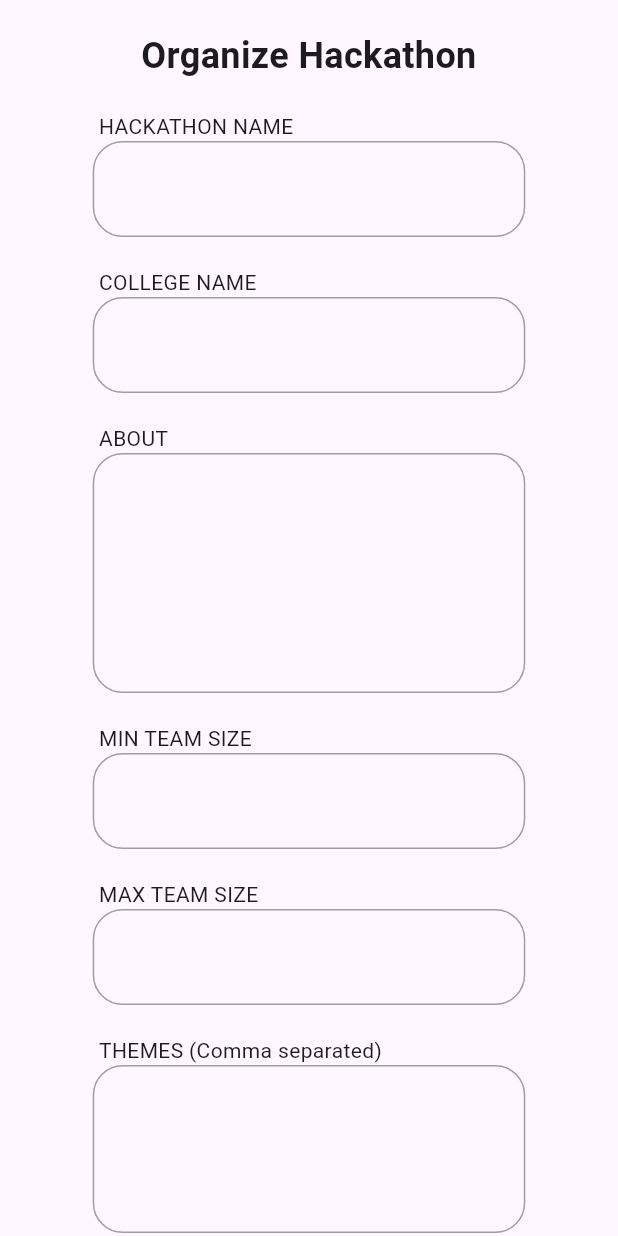
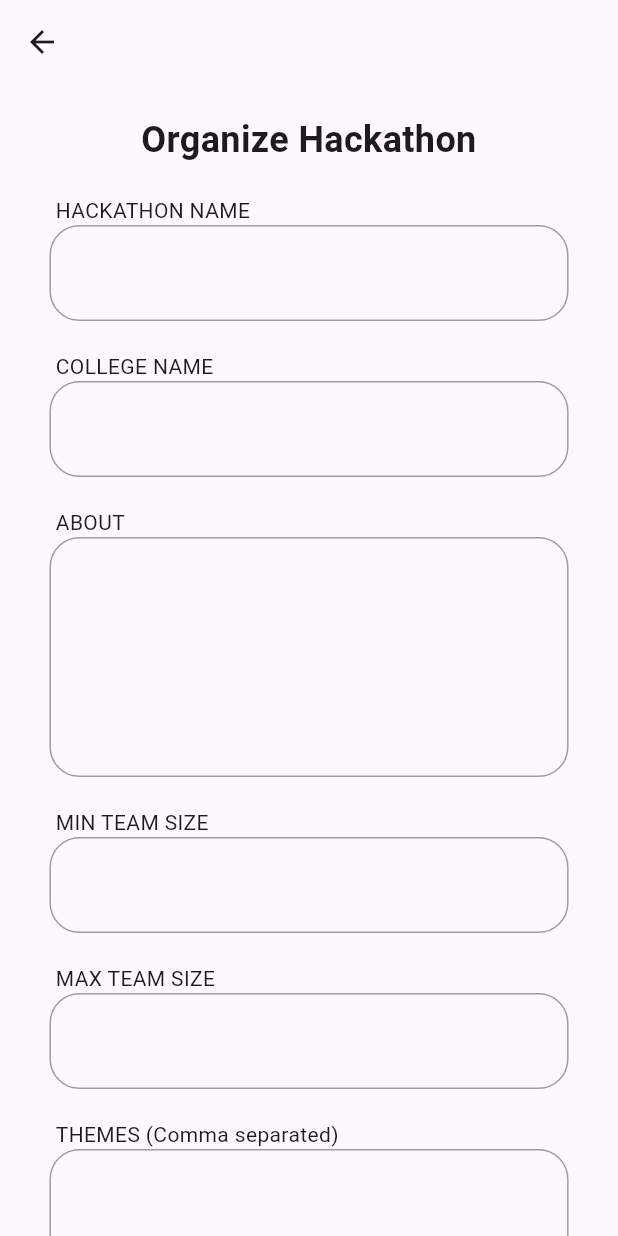
Before and after one commit to vishal-sah/CodeSphere, a Flutter app: the CreateHackathonPage screen opened directly, on a phone screen of 412 x 824 dp. Run offline on Flutter 3.47's test engine with Material 3 defaults, Android fonts, the phone set to English and light mode, and no system bars; our stand-ins replace cloud_firestore, file_picker, firebase_auth, firebase_core, firebase_storage, go_router and 2 more; missing offline and left inert: syncfusion_flutter_pdfviewer; accounts and stored records are empty.

Commit message:
Added Create Hackathon Page

```diff
--- a/lib/firebase/firebase_functions.dart
+++ b/lib/firebase/firebase_functions.dart
@@ -215,6 +215,7 @@ class AuthServices {
     required List<String> theme,
     required String prize,
     required int maxTeamSize,
+    required int minTeamSize,
     required List<String> links,
     required DateTime applicationStartDate,
     required DateTime applicationEndDate,
@@ -225,6 +226,7 @@ class AuthServices {
     required List<List<String>> partners,
     required List<List<String>> faqs,
     required String coverImageUrl,
+    required String email,
   }) async {
     try {
       DocumentReference ref = await firestore.collection('hackathons').add({
@@ -235,6 +237,7 @@ class AuthServices {
         'theme': theme,
         'prize': prize,
         'maxTeamSize': maxTeamSize,
+        'minTeamSize': minTeamSize,
         'links': links,
         'applicationStartDate': applicationStartDate,
         'applicationEndDate': applicationEndDate,
@@ -245,7 +248,8 @@ class AuthServices {
         'partners': partners,
         'faqs': faqs,
         'coverImageUrl': coverImageUrl,
-        'createdAt': FieldValue.serverTimestamp(),
+        'email': email,
+            'createdAt': FieldValue.serverTimestamp(),
       });
       await firestore.collection('users').doc(organiserUserId).update({
         'organized': FieldValue.arrayUnion([ref.id])
--- a/lib/screens/create_hackathon_page.dart
+++ b/lib/screens/create_hackathon_page.dart
@@ -1,3 +1,5 @@
+import 'package:codesphere/dashboard/dashboard.dart';
+import 'package:codesphere/firebase/firebase_functions.dart';
 import 'package:codesphere/widgets/custom_text_field.dart';
 import 'package:flutter/material.dart';
 import 'package:intl/intl.dart';
@@ -16,8 +18,8 @@ class _CreateHackathonPageState extends State<CreateHackathonPage> {
   String? _name;
   String? _collegeName;
   String? _about;
-  List<String?> _themes = [];
-  List<String?> _prizes = [];
+  List<String> _themes = [];
+  String? _prizes;
   int? _maxTeamSize;
   int? _minTeamSize;
   String? _linkedinLink;
@@ -30,8 +32,9 @@ class _CreateHackathonPageState extends State<CreateHackathonPage> {
   DateTime? _endDate;
   DateTime? _midEvaluationDate;
   DateTime? _resultDate;
-  List<String?> _partners = [];
-  List<List<String?>> _faqs = [];
+  List<List<String>> _partners = [];
+  List<List<String>> _faqs = [];
+  final AuthServices auth = AuthServices();
 
   Future<void> _selectDate(
     BuildContext context,
@@ -53,15 +56,22 @@ class _CreateHackathonPageState extends State<CreateHackathonPage> {
   @override
   Widget build(BuildContext context) {
     final size = MediaQuery.of(context).size;
-    return Form(
+    return Scaffold(
+      appBar: AppBar(),
+      body: Padding(
+        padding: EdgeInsets.symmetric(horizontal: size.width * 0.08),
+        child: SingleChildScrollView(
+          child: Column(
+            children: [
+              Form(
                 key: _formKey,
-      child: ListView(
-        padding: EdgeInsets.symmetric(horizontal: size.width * 0.15),
+                child: Column(
                   children: [
                     const SizedBox(height: 20.0),
                     const Text(
                       'Organize Hackathon',
-            style: TextStyle(fontSize: 24, fontWeight: FontWeight.bold),
+                      style:
+                          TextStyle(fontSize: 24, fontWeight: FontWeight.bold),
                       textAlign: TextAlign.center,
                     ),
                     CustomTextField(
@@ -137,13 +147,19 @@ class _CreateHackathonPageState extends State<CreateHackathonPage> {
                       (value) => _resultDate = value,
                     ),
                     CustomTextField(
-            labelText: 'PARTNERS (Comma separated)',
-            onChanged: (value) => _partners = value.split(','),
+                      labelText:
+                          'PARTNERS & LINKS(Comma separated) e.g. Part1:Link1,Part2:Link2',
+                      maxLines: 3,
+                      onChanged: (value) {
+                        final partner = value.split(',');
+                        _partners =
+                            partner.map((faq) => faq.split(':')).toList();
+                      },
                     ),
                     CustomTextField(
-            labelText: 'PRIZES (Comma separated)',
+                      labelText: 'PRIZES',
                       maxLines: 3,
-            onChanged: (value) => _prizes = value.split(','),
+                      onChanged: (value) => _prizes = value,
                     ),
                     CustomTextField(
                       labelText: 'FAQs (Comma separated) e.g. Q1:A1,Q2:A2',
@@ -155,18 +171,57 @@ class _CreateHackathonPageState extends State<CreateHackathonPage> {
                     ),
                     const SizedBox(height: 20.0),
                     Padding(
-            padding: EdgeInsets.symmetric(horizontal: size.width * 0.25),
-            child: ElevatedButton(
-              onPressed: () {
+                      padding:
+                          EdgeInsets.symmetric(horizontal: size.width * 0.25),
+                      child: MaterialButton(
+                        color: Colors.blue,
+                        onPressed: () async {
                           if (_formKey.currentState!.validate()) {
                             // Save data to database
+                            await auth.addHackathon(
+                              name: _name!,
+                              organiserUserId: auth.getCurentUser()!.uid,
+                              collegeName: _collegeName!,
+                              about: _about!,
+                              theme: _themes,
+                              prize: _prizes!,
+                              maxTeamSize: _maxTeamSize!,
+                              minTeamSize: _minTeamSize!,
+                              links: [
+                                _linkedinLink!,
+                                _instagramLink!,
+                                _website!
+                              ],
+                              email: _email!,
+                              applicationStartDate: _applicationStartDate!,
+                              applicationEndDate: _applicationEndDate!,
+                              hackathonStartDate: _startDate!,
+                              hackathonEndDate: _endDate!,
+                              midEvaluationDate: _midEvaluationDate!,
+                              resultDate: _resultDate!,
+                              partners: _partners,
+                              faqs: _faqs,
+                              coverImageUrl: '',
+                            );
+                            Navigator.pushReplacement(
+                                context,
+                                MaterialPageRoute(
+                                    builder: (context) => DashBoard()));
                           }
                         },
-              child: const Text('CREATE HACKATHON'),
+                        child: const Text(
+                          'CREATE HACKATHON',
+                          textAlign: TextAlign.center,
+                        ),
                       ),
                     ),
                     const SizedBox(height: 40.0),
                   ],
+                ),
+              ),
+            ],
+          ),
+        ),
       ),
     );
   }
```
Also changed, not shown: lib/dashboard/dashboard.dart (+10 -3 lines), lib/screens/edit_profile.dart (+5 -2 lines). Lines whose indentation alone changed are shown as unchanged.
